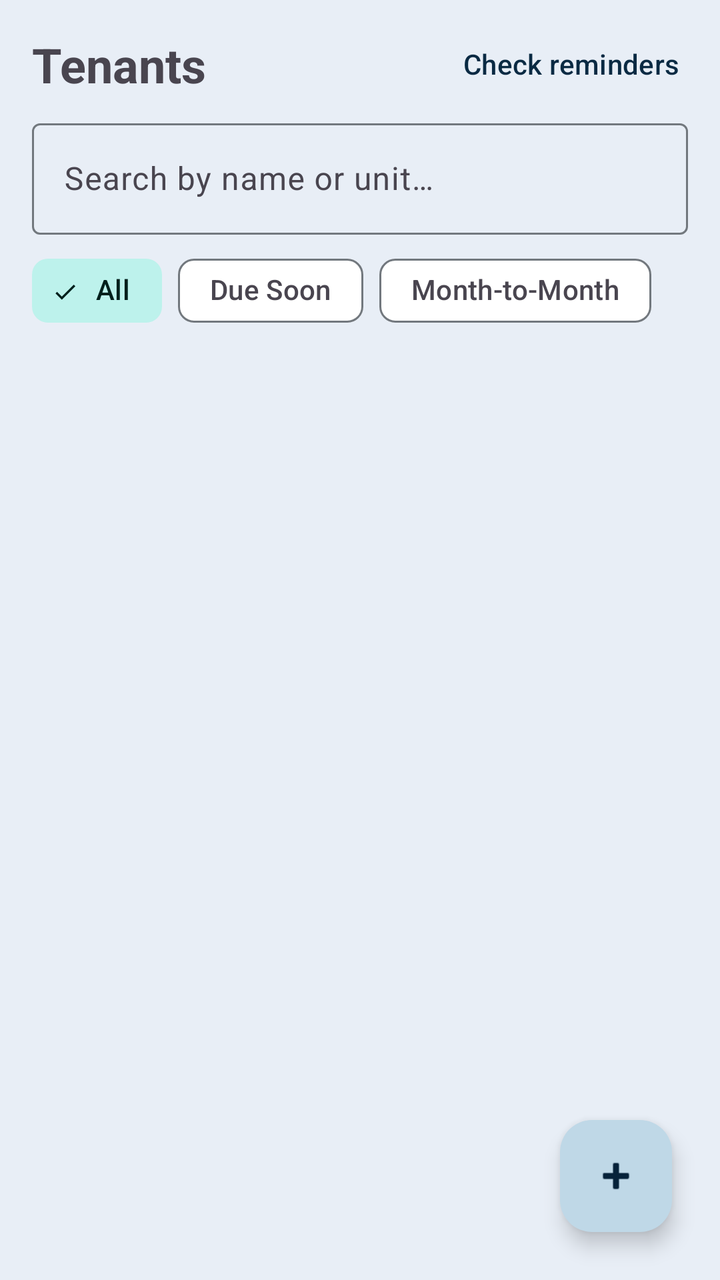
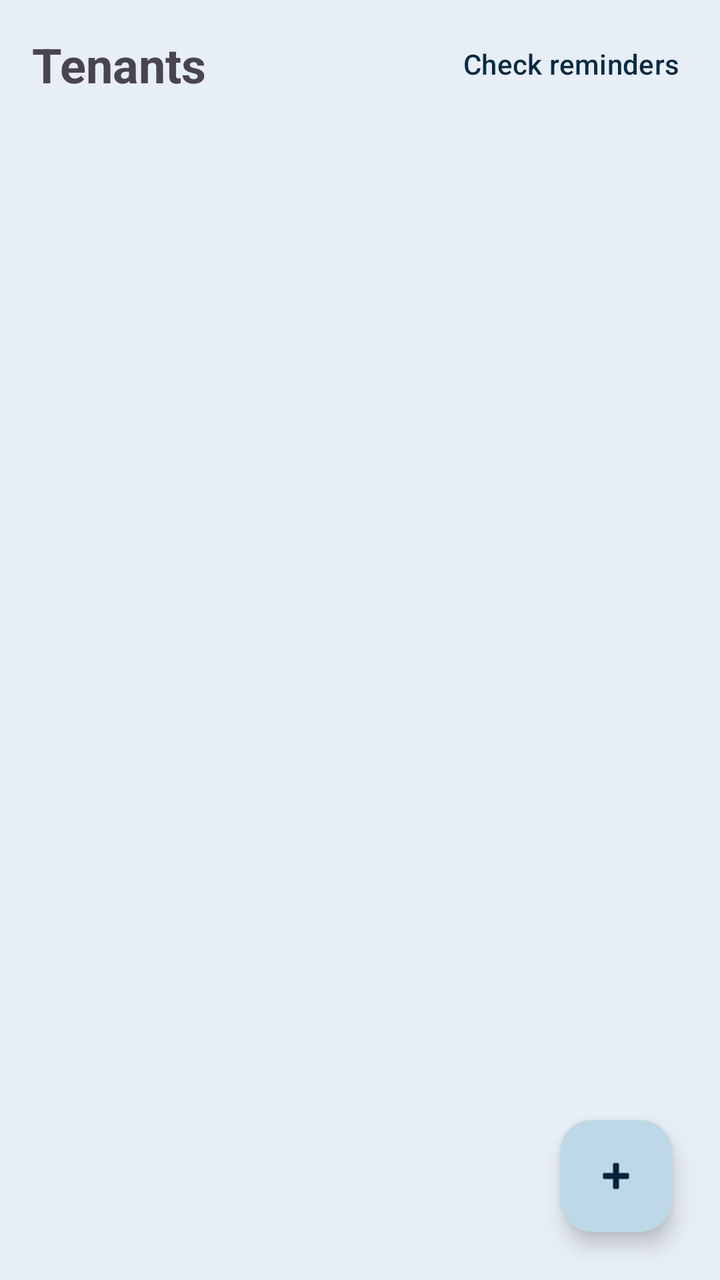

An Android layout rendered at two revisions. The XML below is the earlier revision; the diff shows what the commit changed to produce the second picture.
<!-- AndroidManifest.xml: application theme Theme.RealEstateAndPropertyManagementSystem -->
<!-- res/layout/fragment_tenant_list.xml -->
<?xml version="1.0" encoding="utf-8"?>
<androidx.constraintlayout.widget.ConstraintLayout
    xmlns:android="http://schemas.android.com/apk/res/android"
    xmlns:app="http://schemas.android.com/apk/res-auto"
    xmlns:tools="http://schemas.android.com/tools"
    android:layout_width="match_parent"
    android:layout_height="match_parent">

    <TextView
        android:id="@+id/tvTitle"
        android:layout_width="0dp"
        android:layout_height="wrap_content"
        android:paddingStart="16dp"
        android:paddingTop="16dp"
        android:paddingEnd="16dp"
        android:text="@string/tenants_title"
        android:textSize="24sp"
        android:textStyle="bold"
        app:layout_constraintStart_toStartOf="parent"
        app:layout_constraintEnd_toStartOf="@id/btnCheckReminders"
        app:layout_constraintTop_toTopOf="parent" />

    <com.google.android.material.textfield.TextInputLayout
        android:id="@+id/tilSearch"
        style="@style/Widget.Material3.TextInputLayout.OutlinedBox"
        android:layout_width="0dp"
        android:layout_height="wrap_content"
        android:layout_marginStart="16dp"
        android:layout_marginTop="8dp"
        android:layout_marginEnd="16dp"
        android:hint="@string/search_hint"
        app:layout_constraintEnd_toEndOf="parent"
        app:layout_constraintStart_toStartOf="parent"
        app:layout_constraintTop_toBottomOf="@id/tvTitle">

        <com.google.android.material.textfield.TextInputEditText
            android:id="@+id/etSearch"
            android:layout_width="match_parent"
            android:layout_height="wrap_content"
            android:inputType="text" />
    </com.google.android.material.textfield.TextInputLayout>

    <HorizontalScrollView
        android:id="@+id/svFilterChips"
        android:layout_width="0dp"
        android:layout_height="wrap_content"
        android:layout_marginStart="16dp"
        android:layout_marginTop="4dp"
        android:layout_marginEnd="16dp"
        android:scrollbars="none"
        app:layout_constraintEnd_toEndOf="parent"
        app:layout_constraintStart_toStartOf="parent"
        app:layout_constraintTop_toBottomOf="@id/tilSearch">

        <com.google.android.material.chip.ChipGroup
            android:id="@+id/chipGroupFilter"
            android:layout_width="wrap_content"
            android:layout_height="wrap_content"
            app:singleSelection="true">

            <com.google.android.material.chip.Chip
                android:id="@+id/chipFilterAll"
                style="@style/Widget.Material3.Chip.Filter"
                android:layout_width="wrap_content"
                android:layout_height="wrap_content"
                android:checked="true"
                android:text="@string/filter_all" />

            <com.google.android.material.chip.Chip
                android:id="@+id/chipFilterDueSoon"
                style="@style/Widget.Material3.Chip.Filter"
                android:layout_width="wrap_content"
                android:layout_height="wrap_content"
                android:text="@string/filter_due_soon" />

            <com.google.android.material.chip.Chip
                android:id="@+id/chipFilterMonthToMonth"
                style="@style/Widget.Material3.Chip.Filter"
                android:layout_width="wrap_content"
                android:layout_height="wrap_content"
                android:text="@string/filter_month_to_month" />
        </com.google.android.material.chip.ChipGroup>
    </HorizontalScrollView>

    
    <androidx.recyclerview.widget.RecyclerView
        android:id="@+id/rvTenants"
        android:layout_width="0dp"
        android:layout_height="0dp"
        android:clipToPadding="false"
        android:paddingBottom="80dp"
        app:layout_constraintTop_toBottomOf="@id/svFilterChips"
        app:layout_constraintBottom_toBottomOf="parent"
        app:layout_constraintStart_toStartOf="parent"
        app:layout_constraintEnd_toEndOf="parent"
        tools:listitem="@layout/item_tenant" />

    <TextView
        android:id="@+id/tvEmpty"
        android:layout_width="0dp"
        android:layout_height="wrap_content"
        android:gravity="center"
        android:padding="32dp"
        android:text="@string/no_tenants"
        android:visibility="gone"
        app:layout_constraintTop_toTopOf="parent"
        app:layout_constraintBottom_toBottomOf="parent"
        app:layout_constraintStart_toStartOf="parent"
        app:layout_constraintEnd_toEndOf="parent" />

    
    <Button
        android:id="@+id/btnCheckReminders"
        style="?attr/borderlessButtonStyle"
        android:layout_width="wrap_content"
        android:layout_height="wrap_content"
        android:layout_margin="8dp"
        android:text="@string/check_reminders"
        app:layout_constraintEnd_toEndOf="parent"
        app:layout_constraintTop_toTopOf="parent" />

    
    <com.google.android.material.floatingactionbutton.FloatingActionButton
        android:id="@+id/fabAdd"
        android:layout_width="wrap_content"
        android:layout_height="wrap_content"
        android:layout_margin="24dp"
        android:contentDescription="@string/add_tenant"
        android:src="@android:drawable/ic_input_add"
        app:layout_constraintBottom_toBottomOf="parent"
        app:layout_constraintEnd_toEndOf="parent" />

</androidx.constraintlayout.widget.ConstraintLayout>
<!-- res/layout/item_tenant.xml (included above) -->
<?xml version="1.0" encoding="utf-8"?>
<com.google.android.material.card.MaterialCardView
    xmlns:android="http://schemas.android.com/apk/res/android"
    xmlns:app="http://schemas.android.com/apk/res-auto"
    android:layout_width="match_parent"
    android:layout_height="wrap_content"
    android:layout_marginHorizontal="16dp"
    android:layout_marginVertical="6dp"
    app:cardCornerRadius="12dp"
    app:cardElevation="2dp">

    <androidx.constraintlayout.widget.ConstraintLayout
        android:layout_width="match_parent"
        android:layout_height="wrap_content"
        android:padding="16dp">

        <TextView
            android:id="@+id/tvTenantName"
            android:layout_width="0dp"
            android:layout_height="wrap_content"
            android:textSize="18sp"
            android:textStyle="bold"
            app:layout_constraintStart_toStartOf="parent"
            app:layout_constraintTop_toTopOf="parent"
            app:layout_constraintEnd_toStartOf="@id/btnDelete" />

        <TextView
            android:id="@+id/tvUnit"
            android:layout_width="0dp"
            android:layout_height="wrap_content"
            android:layout_marginTop="4dp"
            app:layout_constraintStart_toStartOf="parent"
            app:layout_constraintTop_toBottomOf="@id/tvTenantName"
            app:layout_constraintEnd_toStartOf="@id/btnDelete" />

        <TextView
            android:id="@+id/tvRent"
            android:layout_width="0dp"
            android:layout_height="wrap_content"
            android:layout_marginTop="2dp"
            app:layout_constraintStart_toStartOf="parent"
            app:layout_constraintTop_toBottomOf="@id/tvUnit"
            app:layout_constraintEnd_toStartOf="@id/btnDelete" />

        <TextView
            android:id="@+id/tvPhone"
            android:layout_width="0dp"
            android:layout_height="wrap_content"
            android:layout_marginTop="2dp"
            app:layout_constraintStart_toStartOf="parent"
            app:layout_constraintTop_toBottomOf="@id/tvRent"
            app:layout_constraintEnd_toStartOf="@id/btnDelete" />

        
        <TextView
            android:id="@+id/tvStatus"
            android:layout_width="0dp"
            android:layout_height="wrap_content"
            android:layout_marginTop="6dp"
            android:textStyle="italic"
            app:layout_constraintStart_toStartOf="parent"
            app:layout_constraintTop_toBottomOf="@id/tvPhone"
            app:layout_constraintEnd_toStartOf="@id/btnDelete" />

        <TextView
            android:id="@+id/tvLease"
            android:layout_width="0dp"
            android:layout_height="wrap_content"
            android:layout_marginTop="2dp"
            android:textStyle="bold"
            app:layout_constraintStart_toStartOf="parent"
            app:layout_constraintTop_toBottomOf="@id/tvStatus"
            app:layout_constraintEnd_toStartOf="@id/btnDelete" />


        <ImageButton
            android:id="@+id/btnDelete"
            android:layout_width="48dp"
            android:layout_height="48dp"
            android:padding="12dp"
            android:background="?attr/selectableItemBackgroundBorderless"
            android:contentDescription="@string/delete_tenant"
            android:src="@android:drawable/ic_menu_delete"
            app:layout_constraintEnd_toEndOf="parent"
            app:layout_constraintTop_toTopOf="parent" />

    </androidx.constraintlayout.widget.ConstraintLayout>
</com.google.android.material.card.MaterialCardView>
<!-- resources referenced by this layout -->
<resources>
  <string name="add_tenant">Add tenant</string>
  <string name="check_reminders">Check reminders</string>
  <string name="delete_tenant">Delete tenant</string>
  <string name="filter_all">All</string>
  <string name="filter_due_soon">Due Soon</string>
  <string name="filter_month_to_month">Month-to-Month</string>
  <string name="no_tenants">No tenants yet.\nAdd your first tenant to get started.</string>
  <string name="search_hint">Search by name or unit…</string>
  <string name="tenants_title">Tenants</string>
  <style name="Theme.RealEstateAndPropertyManagementSystem" parent="Base.Theme.RealEstateAndPropertyManagementSystem" />
  <style name="Base.Theme.RealEstateAndPropertyManagementSystem" parent="Theme.Material3.DayNight.NoActionBar">
          <item name="colorPrimary">@color/brand_primary</item>
          <item name="colorOnPrimary">@color/brand_on_primary</item>
          <item name="colorPrimaryContainer">@color/brand_primary_container</item>
          <item name="colorOnPrimaryContainer">@color/brand_on_primary_container</item>
          <item name="colorSecondary">@color/brand_secondary</item>
          <item name="colorOnSecondary">@color/brand_on_secondary</item>
          <item name="colorSecondaryContainer">@color/brand_secondary_container</item>
          <item name="colorOnSecondaryContainer">@color/brand_on_secondary_container</item>
          <item name="colorSurface">@color/brand_surface</item>
          <item name="colorOnSurface">@color/brand_on_surface</item>
          <item name="colorSurfaceVariant">@color/brand_surface_variant</item>
          <item name="colorOutline">@color/brand_outline</item>
          <item name="colorOnBackground">@color/brand_on_surface</item>
          <item name="android:colorBackground">@color/brand_background</item>
      </style>
  <color name="brand_primary">#0A2A43</color>
  <color name="brand_on_primary">#FFFFFF</color>
  <color name="brand_primary_container">#BFD8E7</color>
  <color name="brand_on_primary_container">#06223A</color>
  <color name="brand_secondary">#1BC6B4</color>
  <color name="brand_on_secondary">#00201C</color>
  <color name="brand_secondary_container">#BDF2EC</color>
  <color name="brand_on_secondary_container">#00201C</color>
  <color name="brand_surface">#FFFFFF</color>
  <color name="brand_on_surface">#1A1C1E</color>
  <color name="brand_surface_variant">#DDE3EA</color>
  <color name="brand_outline">#72787E</color>
  <color name="brand_background">#E8EEF6</color>
</resources>

<!-- the commit's change to res/layout/fragment_tenant_list.xml (unified diff, before → after) -->
@@ -10,77 +10,13 @@
         android:id="@+id/tvTitle"
         android:layout_width="0dp"
         android:layout_height="wrap_content"
-        android:paddingStart="16dp"
-        android:paddingTop="16dp"
-        android:paddingEnd="16dp"
+        android:padding="16dp"
         android:text="@string/tenants_title"
         android:textSize="24sp"
         android:textStyle="bold"
         app:layout_constraintStart_toStartOf="parent"
-        app:layout_constraintEnd_toStartOf="@id/btnCheckReminders"
+        app:layout_constraintEnd_toEndOf="parent"
         app:layout_constraintTop_toTopOf="parent" />
-
-    <com.google.android.material.textfield.TextInputLayout
-        android:id="@+id/tilSearch"
-        style="@style/Widget.Material3.TextInputLayout.OutlinedBox"
-        android:layout_width="0dp"
-        android:layout_height="wrap_content"
-        android:layout_marginStart="16dp"
-        android:layout_marginTop="8dp"
-        android:layout_marginEnd="16dp"
-        android:hint="@string/search_hint"
-        app:layout_constraintEnd_toEndOf="parent"
-        app:layout_constraintStart_toStartOf="parent"
-        app:layout_constraintTop_toBottomOf="@id/tvTitle">
-
-        <com.google.android.material.textfield.TextInputEditText
-            android:id="@+id/etSearch"
-            android:layout_width="match_parent"
-            android:layout_height="wrap_content"
-            android:inputType="text" />
-    </com.google.android.material.textfield.TextInputLayout>
-
-    <HorizontalScrollView
-        android:id="@+id/svFilterChips"
-        android:layout_width="0dp"
-        android:layout_height="wrap_content"
-        android:layout_marginStart="16dp"
-        android:layout_marginTop="4dp"
-        android:layout_marginEnd="16dp"
-        android:scrollbars="none"
-        app:layout_constraintEnd_toEndOf="parent"
-        app:layout_constraintStart_toStartOf="parent"
-        app:layout_constraintTop_toBottomOf="@id/tilSearch">
-
-        <com.google.android.material.chip.ChipGroup
-            android:id="@+id/chipGroupFilter"
-            android:layout_width="wrap_content"
-            android:layout_height="wrap_content"
-            app:singleSelection="true">
-
-            <com.google.android.material.chip.Chip
-                android:id="@+id/chipFilterAll"
-                style="@style/Widget.Material3.Chip.Filter"
-                android:layout_width="wrap_content"
-                android:layout_height="wrap_content"
-                android:checked="true"
-                android:text="@string/filter_all" />
-
-            <com.google.android.material.chip.Chip
-                android:id="@+id/chipFilterDueSoon"
-                style="@style/Widget.Material3.Chip.Filter"
-                android:layout_width="wrap_content"
-                android:layout_height="wrap_content"
-                android:text="@string/filter_due_soon" />
-
-            <com.google.android.material.chip.Chip
-                android:id="@+id/chipFilterMonthToMonth"
-                style="@style/Widget.Material3.Chip.Filter"
-                android:layout_width="wrap_content"
-                android:layout_height="wrap_content"
-                android:text="@string/filter_month_to_month" />
-        </com.google.android.material.chip.ChipGroup>
-    </HorizontalScrollView>
 
     
     <androidx.recyclerview.widget.RecyclerView
@@ -89,7 +25,7 @@
         android:layout_height="0dp"
         android:clipToPadding="false"
         android:paddingBottom="80dp"
-        app:layout_constraintTop_toBottomOf="@id/svFilterChips"
+        app:layout_constraintTop_toBottomOf="@id/tvTitle"
         app:layout_constraintBottom_toBottomOf="parent"
         app:layout_constraintStart_toStartOf="parent"
         app:layout_constraintEnd_toEndOf="parent"
<!-- resource entries referenced after the edit -->
@@ -3,11 +3,7 @@
   <string name="add_tenant">Add tenant</string>
   <string name="check_reminders">Check reminders</string>
   <string name="delete_tenant">Delete tenant</string>
-  <string name="filter_all">All</string>
-  <string name="filter_due_soon">Due Soon</string>
-  <string name="filter_month_to_month">Month-to-Month</string>
   <string name="no_tenants">No tenants yet.\nAdd your first tenant to get started.</string>
-  <string name="search_hint">Search by name or unit…</string>
   <string name="tenants_title">Tenants</string>
   <style name="Theme.RealEstateAndPropertyManagementSystem" parent="Base.Theme.RealEstateAndPropertyManagementSystem" />
   <style name="Base.Theme.RealEstateAndPropertyManagementSystem" parent="Theme.Material3.DayNight.NoActionBar">
